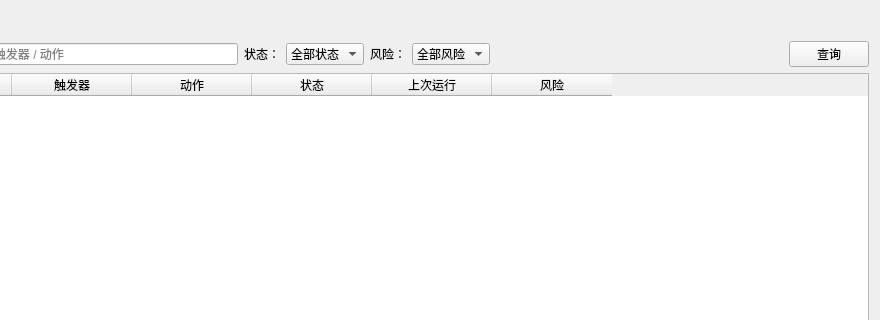
Above: ui/ScheduledTaskPage.ui from rakehellsx/MaliciousDetector before the change; both pictures show x 120 to 1000 and y 0 to 320 of the 1000 by 650 pixel window. Below: the same form after it.
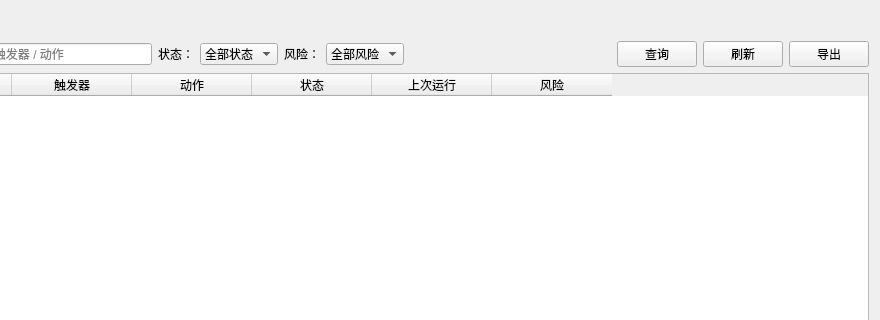
That is the form after the change.

Diff of the .ui file:
```diff
--- a/ui/ScheduledTaskPage.ui
+++ b/ui/ScheduledTaskPage.ui
@@ -59,6 +59,16 @@
         <property name="text"><string>查询</string></property>
        </widget>
      </item>
+     <item>
+      <widget class="QPushButton" name="btnRefresh">
+        <property name="text"><string>刷新</string></property>
+       </widget>
+     </item>
+     <item>
+      <widget class="QPushButton" name="btnExport">
+        <property name="text"><string>导出</string></property>
+       </widget>
+     </item>
    </layout>
   </item>
   <item>
```
